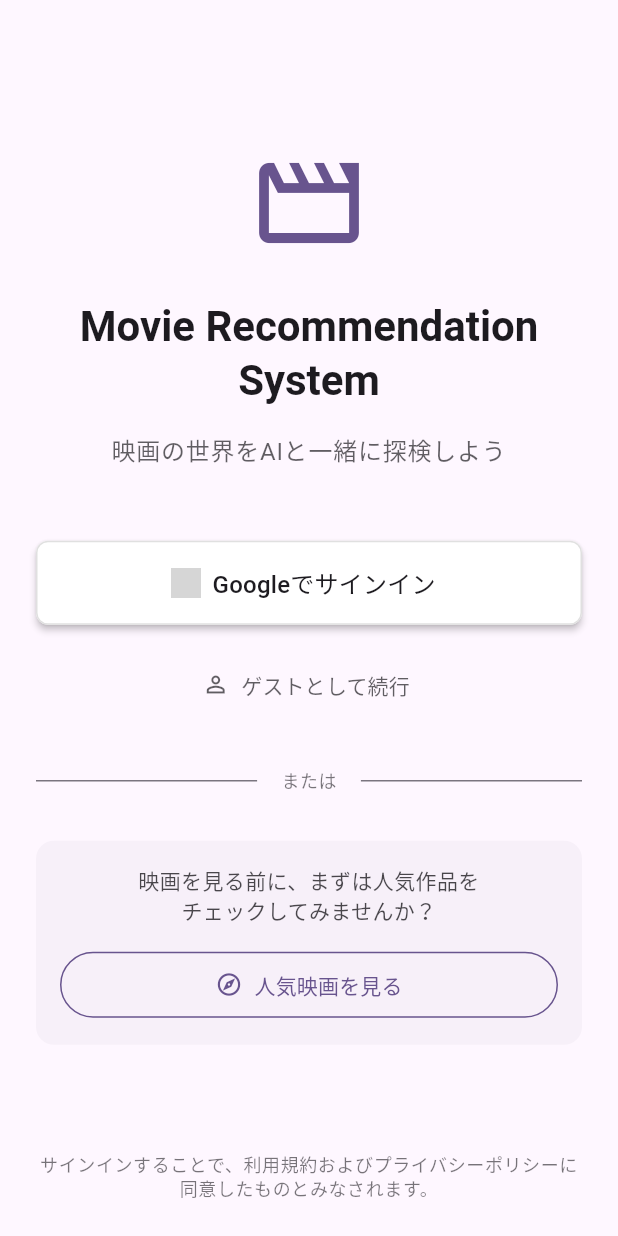
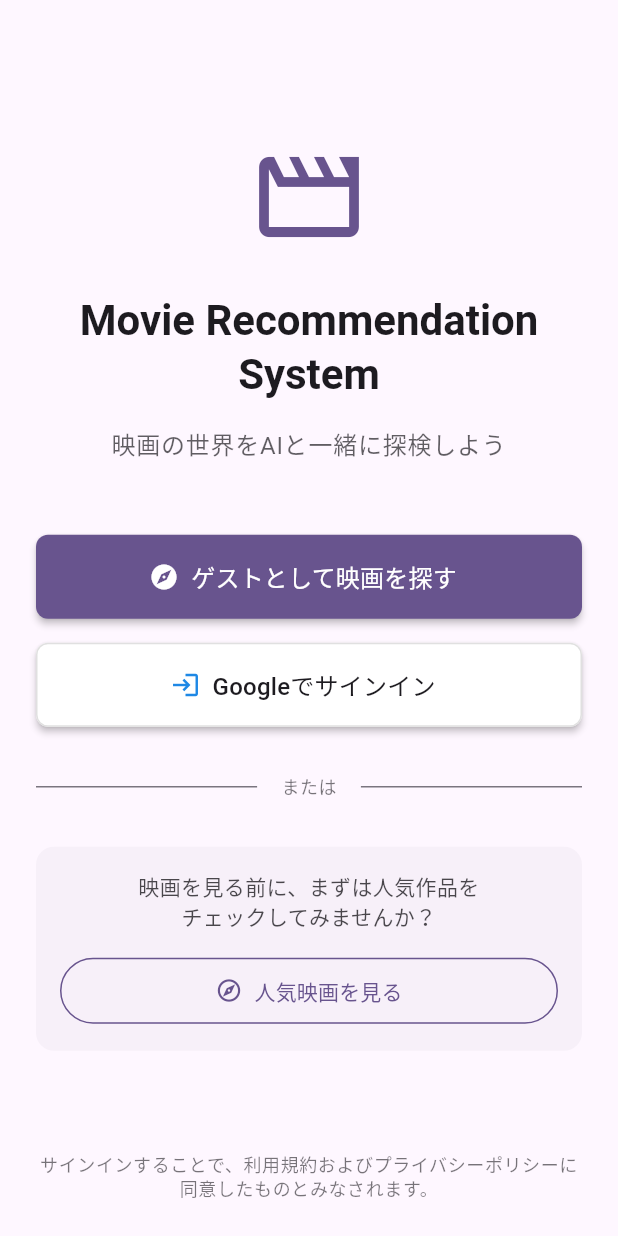
Before and after one commit to K0mork/intelligent-movie-recommendation-system, a Flutter app: the screen it shows after launch, on a phone screen of 412 x 824 dp. Run offline on Flutter 3.47's test engine with Material 3 defaults, Android fonts, the light colour scheme and no system bars; our stand-ins replace cached_network_image, dio, firebase_auth, firebase_core, flutter_dotenv, flutter_riverpod and 1 more; accounts and stored records are empty; generated files the repository leaves out were written again; grey boxes are pictures that could not be loaded.

```diff
--- a/lib/features/auth/presentation/pages/sign_in_page.dart
+++ b/lib/features/auth/presentation/pages/sign_in_page.dart
@@ -77,10 +77,10 @@ class SignInPage extends ConsumerWidget {
               const SizedBox(height: 48),
 
               // サインインボタン
-              GoogleSignInButton(isLoading: isLoading),
+              AnonymousSignInButton(isLoading: isLoading),
               const SizedBox(height: 16),
 
-              AnonymousSignInButton(isLoading: isLoading),
+              GoogleSignInButton(isLoading: isLoading),
               const SizedBox(height: 32),
 
               // 区切り線
--- a/lib/features/auth/presentation/providers/auth_providers.dart
+++ b/lib/features/auth/presentation/providers/auth_providers.dart
@@ -22,6 +22,7 @@ final firebaseAuthProvider = Provider<FirebaseAuth?>((ref) {
 final googleSignInProvider = Provider<GoogleSignIn>((ref) {
   return GoogleSignIn(
     scopes: ['email', 'profile'],
+    clientId: '519346109803-b527n0aduaa262qv0sv57uml4f3q7ad6.apps.googleusercontent.com',
   );
 });
 
--- a/lib/features/auth/presentation/widgets/anonymous_sign_in_button.dart
+++ b/lib/features/auth/presentation/widgets/anonymous_sign_in_button.dart
@@ -20,13 +20,15 @@ class AnonymousSignInButton extends ConsumerWidget {
 
     return SizedBox(
       width: double.infinity,
-      height: 48,
-      child: TextButton.icon(
+      height: 56,
+      child: ElevatedButton.icon(
         onPressed: isLoading
             ? null
             : onPressed ?? () => authController.signInAnonymously(),
-        style: TextButton.styleFrom(
-          foregroundColor: theme.colorScheme.onSurface,
+        style: ElevatedButton.styleFrom(
+          backgroundColor: theme.colorScheme.primary,
+          foregroundColor: theme.colorScheme.onPrimary,
+          elevation: 2,
           shape: RoundedRectangleBorder(
             borderRadius: BorderRadius.circular(8),
           ),
@@ -43,14 +45,15 @@ class AnonymousSignInButton extends ConsumerWidget {
                 ),
               )
             : Icon(
-                Icons.person_outline,
-                size: 18,
-                color: theme.colorScheme.onSurface.withOpacity(0.7),
+                Icons.explore,
+                size: 20,
+                color: theme.colorScheme.onPrimary,
               ),
         label: Text(
-          'ゲストとして続行',
-          style: theme.textTheme.titleSmall?.copyWith(
-            color: theme.colorScheme.onSurface.withOpacity(0.7),
+          'ゲストとして映画を探す',
+          style: theme.textTheme.titleMedium?.copyWith(
+            color: theme.colorScheme.onPrimary,
+            fontWeight: FontWeight.w500,
           ),
         ),
       ),
--- a/lib/features/auth/presentation/widgets/google_sign_in_button.dart
+++ b/lib/features/auth/presentation/widgets/google_sign_in_button.dart
@@ -45,18 +45,10 @@ class GoogleSignInButton extends ConsumerWidget {
                   ),
                 ),
               )
-            : Image.asset(
-                'assets/icons/google_logo.png',
-                width: 20,
-                height: 20,
-                errorBuilder: (context, error, stackTrace) {
-                  // Googleロゴが見つからない場合のフォールバック
-                  return Icon(
-                    Icons.account_circle,
-                    size: 20,
-                    color: Colors.blue.shade600,
-                  );
-                },
+            : Icon(
+                Icons.login,
+                size: 20,
+                color: Colors.blue.shade600,
               ),
         label: Text(
           'Googleでサインイン',
```
Also changed, not shown: firebase.json, 7 other files.
